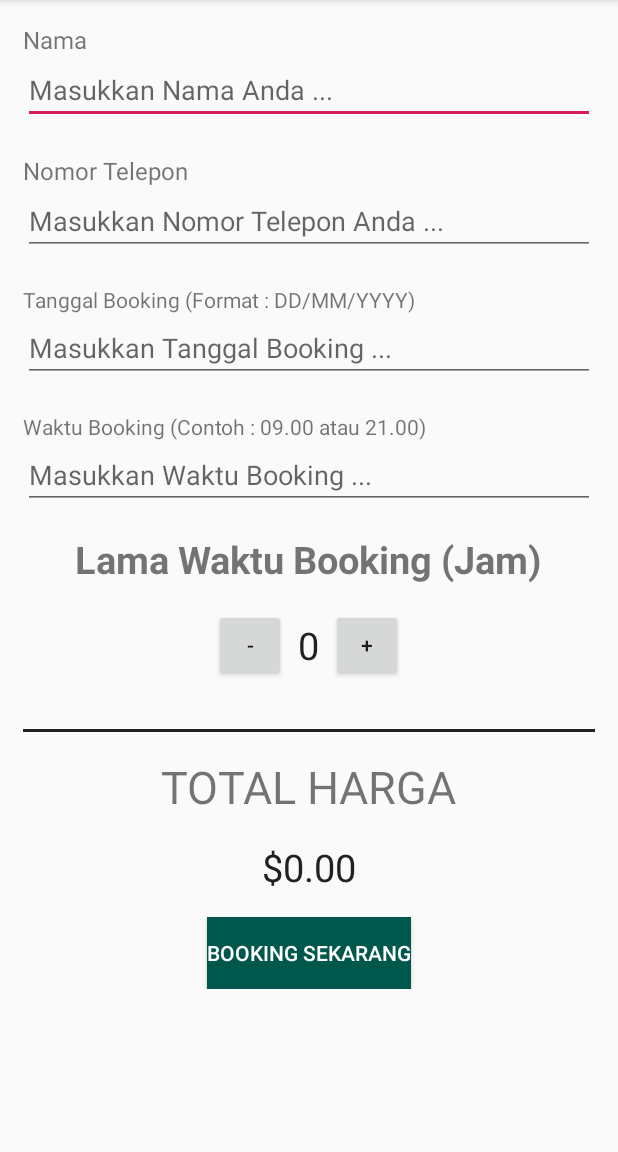
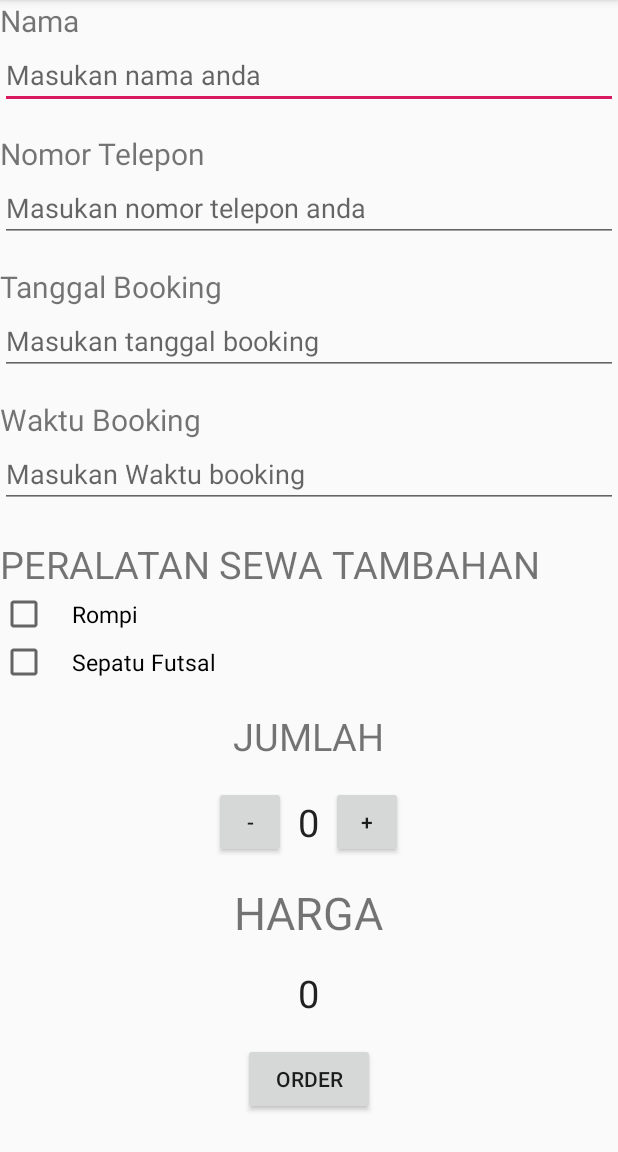
Before and after one commit to iqbalawe/Sportipedia2, an Android app: the BookingFutsalActivity screen opened directly, with no data from a screen before it, on a phone screen of 412 x 824 dp, the part 84-1236 px from its top. Run offline under Robolectric (Android 15) with nearby library versions, the phone set to English and light mode, and no system bars.

Commit message:
Display Booking

```diff
--- a/app/src/main/java/iqbal/app/projectku/BookingFutsalActivity.java
+++ b/app/src/main/java/iqbal/app/projectku/BookingFutsalActivity.java
@@ -5,6 +5,7 @@ import android.support.annotation.Nullable;
 import android.support.v7.app.AppCompatActivity;
 import android.util.Log;
 import android.view.View;
+import android.widget.CheckBox;
 import android.widget.EditText;
 import android.widget.TextView;
 import android.widget.Toast;
@@ -19,28 +20,29 @@ public class BookingFutsalActivity extends AppCompatActivity {
     protected void onCreate(@Nullable Bundle savedInstanceState) {
         super.onCreate(savedInstanceState);
         setContentView(R.layout.activity_booking_futsal);
-        submitOrder();
     }
 
-    public void increment(View view) { //perintah tombol tambah
+    public void increment(View view) {
         if (quantity == 5) {
-            Toast.makeText(this, "Maksimal Booking 5 Jam", Toast.LENGTH_SHORT).show();
+            Toast.makeText(this, "Booking maksimal 5 jam", Toast.LENGTH_SHORT).show();
             return;
         }
+
         quantity = quantity + 1;
         display(quantity);
     }
 
     public void decrement(View view) {
         if (quantity == 0) {
-            Toast.makeText(this, "Booking minimal 1 Jam", Toast.LENGTH_SHORT).show();
+            Toast.makeText(this, "Booking minimal 1 jam", Toast.LENGTH_SHORT).show();
             return;
         }
+
         quantity = quantity - 1;
         display(quantity);
     }
 
-    public void submitOrder() {
+    public void submitOrder(View view) {
         EditText edtName = (EditText) findViewById(R.id.edt_name);
         String name = edtName.getText().toString();
         Log.v("BookingFutsalActivity", "Nama : " + name);
@@ -51,52 +53,64 @@ public class BookingFutsalActivity extends AppCompatActivity {
 
         EditText edtDate = (EditText) findViewById(R.id.edt_date);
         String date = edtDate.getText().toString();
-        Log.v("BookingFutsalActivity", "Tanggal : " + date);
+        Log.v("BookingFutsalActivity", "Tanggal Booking : " + date);
 
         EditText edtTime = (EditText) findViewById(R.id.edt_time);
         String time = edtTime.getText().toString();
-        Log.v("BookingFutsalActivity", "Nomor Telepon: " + time);
+        Log.v("BookingFutsalActivity", "Jam Booking : " + time);
 
-        int price = calculatePrice();
-        String priceMessage = createOrderSummary(price, name, phone, date, time);
+        CheckBox rompiCheckBox = (CheckBox) findViewById(R.id.rompi_checkbox);
+        boolean rentRompi = rompiCheckBox.isChecked();
+        Log.v("BookingFutsalActivity", "Sewa Rompi : " + rentRompi);
 
+        CheckBox sepatuCheckBox = (CheckBox) findViewById(R.id.sepatu_checkbox);
+        boolean rentSepatu = sepatuCheckBox.isChecked();
+        Log.v("BookingFutsalActivity", "Sewa sepatu : " + rentSepatu);
+
+        int price = calculatePrice(rentRompi, rentSepatu);
+        String priceMessage = createOrderSummary(price, name, phone, date, time, rentRompi, rentSepatu);
         displayMessage(priceMessage);
-        displayPrice(price);
     }
 
-    private int calculatePrice() {
+    private int calculatePrice(boolean addRompi, boolean addSepatu) {
         int harga = 100000;
 
-        if (harga >= 0) {
-            harga = harga * 100000;
+        if (addRompi) {
+            harga = harga + 50000;
         }
+
+        if (addSepatu) {
+            harga = harga + 100000;
+        }
+
         return quantity * harga;
     }
 
-    private String createOrderSummary(int price, String name, String phone, String date, String time) {
-        String pricemessage=" Nama = "+name;
-        pricemessage+="\n Nomor Telepon =" +phone;
-        pricemessage+="\n Tanggal Booking =" +date;
-        pricemessage+="\n Waktu Booking =" +time;
-        pricemessage+="\n Jumlah Pemesanan =" +quantity;
-        pricemessage+="\n Total = Rp " +price;
-        pricemessage+="\n Terimakasih";
-        return  pricemessage;
+    private String createOrderSummary(int price, String name, String phone, String date, String time, boolean addRompi, boolean addSepatu) {
+        String priceMessage = "Nama : " + name;
+        priceMessage+="\nNomor Telepon : " + phone;
+        priceMessage+="\nTanggal Booking : " + date;
+        priceMessage+="\nWaktu Booking : " + time;
+        priceMessage+="\n Sewa Rompi : "+addRompi;
+        priceMessage+="\n Sewa Sepatu : "+addSepatu;
+        priceMessage+="\n Durasi Booking : " + quantity;
+        priceMessage+="\n Total Pembayaran : Rp." + price;
+        priceMessage+="\n Terima Kasih";
+        return  priceMessage;
     }
 
-    //cetak hasil
     private void displayMessage(String message) {
-        TextView txtPrice = (TextView) findViewById(R.id.txt_price);
+        TextView txtPrice = (TextView) findViewById(R.id.price_textview);
         txtPrice.setText(message);
     }
 
     private void display(int number) {
-        TextView quantityTextView = (TextView) findViewById(R.id.txt_quantity);
-        quantityTextView.setText("" + number);
+        TextView txtQuantity = (TextView) findViewById(R.id.quantity_textview);
+        txtQuantity.setText("" + number);
     }
 
     private void displayPrice(int number) {
-        TextView txtPrice = (TextView) findViewById(R.id.txt_price);
+        TextView txtPrice = (TextView) findViewById(R.id.price_textview);
         txtPrice.setText(NumberFormat.getCurrencyInstance().format(number));
     }
 }
--- a/app/src/main/res/layout/activity_booking_futsal.xml
+++ b/app/src/main/res/layout/activity_booking_futsal.xml
@@ -1,13 +1,10 @@
 <?xml version="1.0" encoding="utf-8"?>
+<ScrollView xmlns:android="http://schemas.android.com/apk/res/android"
+    android:layout_width="fill_parent"
+    android:layout_height="fill_parent">
+
     <LinearLayout xmlns:android="http://schemas.android.com/apk/res/android"
-    xmlns:tools="http://schemas.android.com/tools"
-    android:layout_width="match_parent"
-    android:layout_height="match_parent"
-    android:layout_margin="15dp"
-    android:orientation="vertical"
-    tools:context=".BookingFutsalActivity">
-
-    <LinearLayout
+        xmlns:app="http://schemas.android.com/apk/res-auto"
         android:layout_width="match_parent"
         android:layout_height="wrap_content"
         android:orientation="vertical">
@@ -16,99 +13,110 @@
             android:layout_width="wrap_content"
             android:layout_height="wrap_content"
             android:text="Nama"
-            android:textSize="16sp" />
+            android:textSize="20sp" />
 
         <EditText
             android:id="@+id/edt_name"
             android:layout_width="match_parent"
-            android:layout_height="wrap_content"
-            android:hint="Masukkan Nama Anda ..."
+            android:layout_height="match_parent"
+            android:hint="Masukan nama anda"
             android:inputType="text" />
-    </LinearLayout>
-
-    <LinearLayout
-        android:layout_width="match_parent"
-        android:layout_height="wrap_content"
-        android:layout_marginTop="20dp"
-        android:orientation="vertical">
 
         <TextView
             android:layout_width="wrap_content"
             android:layout_height="wrap_content"
+            android:layout_marginTop="@dimen/activity_vertical_margin"
             android:text="Nomor Telepon"
-            android:textSize="16sp" />
+            android:textSize="20sp" />
 
         <EditText
             android:id="@+id/edt_phone"
             android:layout_width="match_parent"
-            android:layout_height="wrap_content"
-            android:hint="Masukkan Nomor Telepon Anda ..."
+            android:layout_height="match_parent"
+            android:hint="Masukan nomor telepon anda"
             android:inputType="phone" />
-    </LinearLayout>
-
-    <LinearLayout
-        android:layout_width="match_parent"
-        android:layout_height="wrap_content"
-        android:layout_marginTop="20dp"
-        android:orientation="vertical">
 
         <TextView
             android:layout_width="wrap_content"
             android:layout_height="wrap_content"
-            android:text="Tanggal Booking (Format : DD/MM/YYYY)" />
+            android:layout_marginTop="@dimen/activity_vertical_margin"
+            android:text="Tanggal Booking"
+            android:textSize="20sp" />
 
         <EditText
             android:id="@+id/edt_date"
             android:layout_width="match_parent"
-            android:layout_height="wrap_content"
-            android:hint="Masukkan Tanggal Booking ..."
-            android:inputType="date" />
-    </LinearLayout>
-
-    <LinearLayout
-        android:layout_width="match_parent"
-        android:layout_height="wrap_content"
-        android:layout_marginTop="20dp"
-        android:orientation="vertical">
+            android:layout_height="match_parent"
+            android:hint="Masukan tanggal booking"
+            android:inputType="datetime" />
 
         <TextView
             android:layout_width="wrap_content"
             android:layout_height="wrap_content"
-            android:text="Waktu Booking (Contoh : 09.00 atau 21.00)" />
+            android:layout_marginTop="@dimen/activity_vertical_margin"
+            android:text="Waktu Booking"
+            android:textSize="20sp" />
 
         <EditText
             android:id="@+id/edt_time"
             android:layout_width="match_parent"
+            android:layout_height="match_parent"
+            android:hint="Masukan Waktu booking"
+            android:inputType="datetime" />
+
+        <TextView
+            android:layout_width="wrap_content"
             android:layout_height="wrap_content"
-            android:hint="Masukkan Waktu Booking ..."
-            android:inputType="date" />
-    </LinearLayout>
+            android:layout_marginTop="20dp"
+            android:text="Peralatan Sewa Tambahan"
+            android:textAllCaps="true"
+            android:textSize="25sp" />
+
+        <CheckBox
+            android:id="@+id/rompi_checkbox"
+            android:layout_width="wrap_content"
+            android:layout_height="wrap_content"
+            android:paddingStart="16dp"
+            android:text="Rompi"
+            android:textSize="15sp" />
+
+        <CheckBox
+            android:id="@+id/sepatu_checkbox"
+            android:layout_width="wrap_content"
+            android:layout_height="wrap_content"
+            android:paddingStart="16dp"
+            android:text="Sepatu Futsal"
+            android:textSize="15sp" />
+
 
         <TextView
             android:layout_width="wrap_content"
             android:layout_height="wrap_content"
             android:layout_gravity="center_horizontal"
-        android:layout_marginTop="@dimen/activity_vertical_margin"
-        android:text="Lama Waktu Booking (Jam)"
-        android:textSize="25sp"
-        android:textStyle="bold" />
+            android:layout_marginTop="16dp"
+            android:layout_marginBottom="16dp"
+            android:text="jumlah"
+            android:textAllCaps="true"
+            android:textSize="25dp"
+            app:layout_constraintBottom_toBottomOf="parent"
+            app:layout_constraintLeft_toLeftOf="parent"
+            app:layout_constraintRight_toRightOf="parent"
+            app:layout_constraintTop_toTopOf="parent" />
 
         <LinearLayout
             android:layout_width="match_parent"
             android:layout_height="wrap_content"
-        android:layout_marginTop="@dimen/activity_vertical_margin"
-        android:layout_marginBottom="@dimen/activity_vertical_margin"
             android:gravity="center_horizontal"
             android:orientation="horizontal">
 
             <Button
                 android:layout_width="48dp"
-            android:layout_height="wrap_content"
-            android:onClick="increment"
+                android:layout_height="48dp"
+                android:onClick="decrement"
                 android:text="-" />
 
             <TextView
-            android:id="@+id/txt_quantity"
+                android:id="@+id/quantity_textview"
                 android:layout_width="wrap_content"
                 android:layout_height="wrap_content"
                 android:layout_gravity="center"
@@ -116,63 +124,44 @@
                 android:paddingRight="8dp"
                 android:text="0"
                 android:textColor="#212121"
-            android:textSize="25sp" />
+                android:textSize="25dp" />
 
             <Button
                 android:layout_width="48dp"
-            android:layout_height="wrap_content"
-            android:onClick="decrement"
+                android:layout_height="48dp"
+                android:onClick="increment"
                 android:text="+" />
-
         </LinearLayout>
 
-    <View
-        android:layout_width="match_parent"
-        android:layout_height="2dp"
-        android:layout_marginTop="@dimen/activity_vertical_margin"
-        android:layout_marginBottom="@dimen/activity_vertical_margin"
-        android:background="#212121" />
-
-    <ScrollView
-        android:layout_width="match_parent"
-        android:layout_height="wrap_content">
-
-    <LinearLayout
-        android:layout_width="match_parent"
-        android:layout_height="wrap_content"
-        android:orientation="vertical">
 
         <TextView
             android:layout_width="wrap_content"
             android:layout_height="wrap_content"
-            android:layout_marginBottom="16dp"
-            android:text="Total Harga"
+            android:layout_gravity="center_horizontal"
+            android:layout_marginTop="@dimen/activity_vertical_margin"
+            android:layout_marginBottom="@dimen/activity_vertical_margin"
+            android:text="Harga"
             android:textAllCaps="true"
-            android:textSize="30sp"
-            android:layout_gravity="center_horizontal"/>
+            android:textSize="30dp" />
 
         <TextView
-            android:id="@+id/txt_price"
+            android:id="@+id/price_textview"
             android:layout_width="wrap_content"
             android:layout_height="wrap_content"
-            android:layout_gravity="center"
-            android:paddingLeft="8dp"
-            android:paddingRight="8dp"
+            android:layout_gravity="center_horizontal"
             android:text="0"
             android:textColor="#212121"
-            android:textSize="25sp" />
+            android:textSize="25dp" />
+
+        <Button
+            android:layout_width="wrap_content"
+            android:layout_height="wrap_content"
+            android:layout_gravity="center_horizontal"
+            android:layout_marginTop="@dimen/activity_vertical_margin"
+            android:layout_marginBottom="16dp"
+            android:onClick="submitOrder"
+            android:text="Order" />
 
 
-        <Button
-            android:id="@+id/btn_submit"
-            android:layout_width="wrap_content"
-            android:layout_height="wrap_content"
-            android:layout_gravity="center"
-            android:layout_marginTop="@dimen/activity_vertical_margin"
-            android:background="@color/colorPrimaryDark"
-            android:text="BOOKING SEKARANG"
-            android:textColor="@color/white"
-            android:textStyle="normal" />
     </LinearLayout>
 </ScrollView>
-</LinearLayout>
```
Lines whose indentation alone changed are shown as unchanged.
